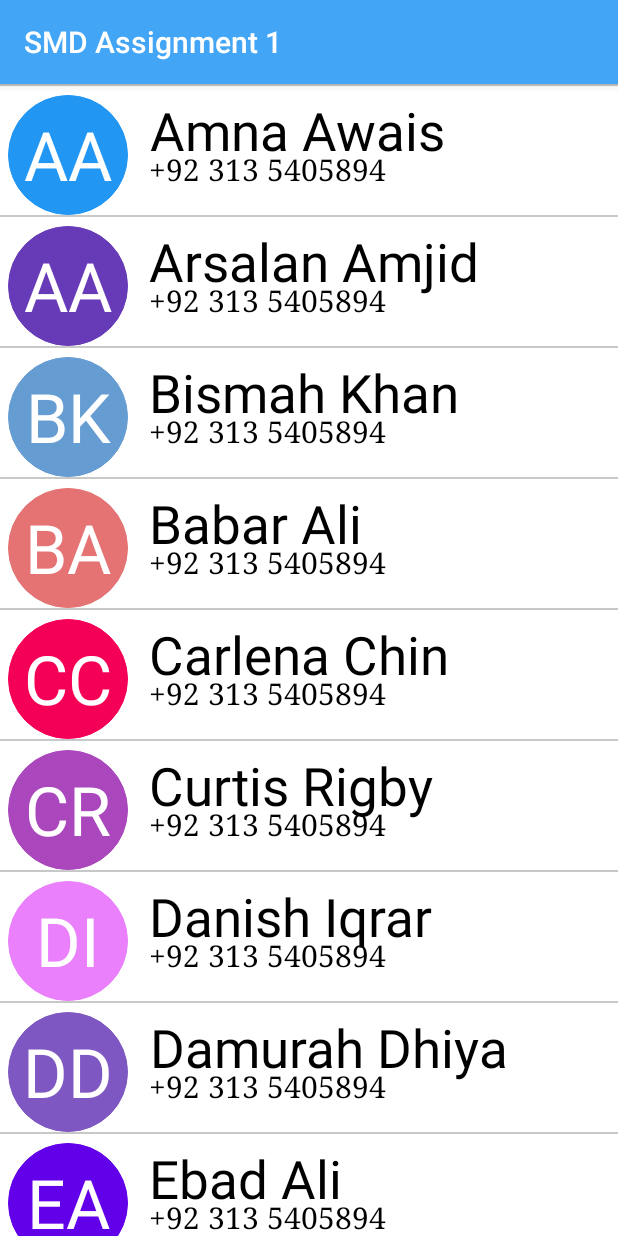
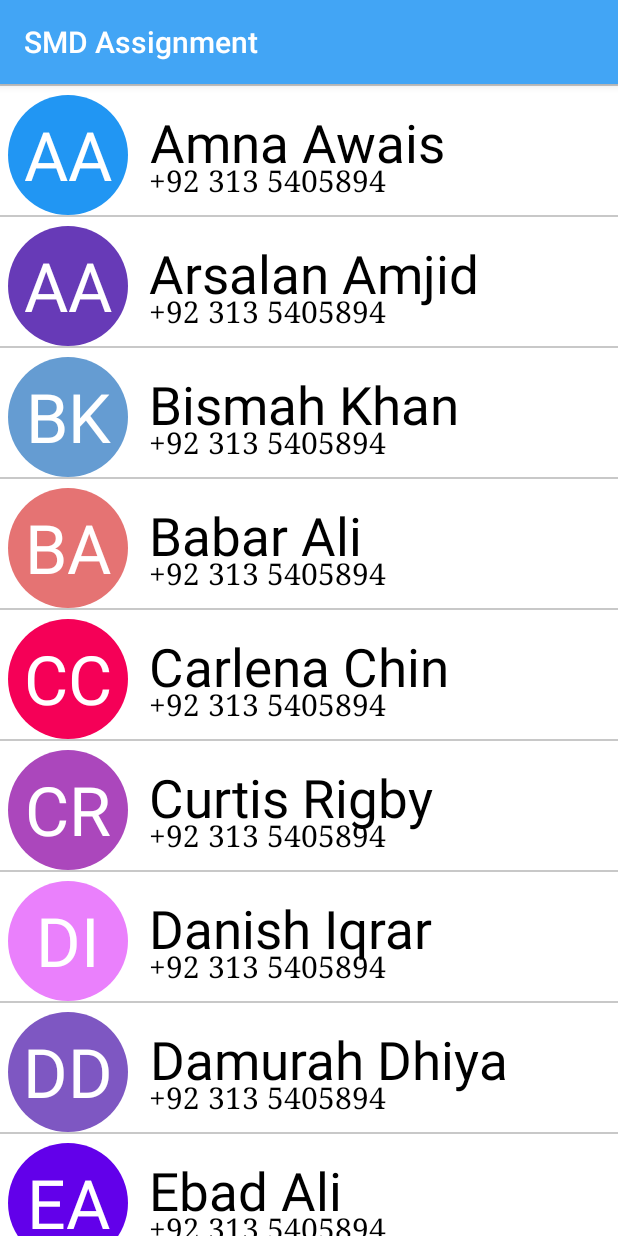
Before and after one commit to ebad-ali/SMDAssignment, an Android app: the screen it shows after launch (MainActivity), on a phone screen of 412 x 824 dp. Run offline under Robolectric (Android 15) with nearby library versions, the phone set to English and light mode, and no system bars.

Commit message:
Intial Change

```diff
--- a/app/src/main/java/innovate/ebad/com/smdassignment/ContactAdapter.java
+++ b/app/src/main/java/innovate/ebad/com/smdassignment/ContactAdapter.java
@@ -20,7 +20,7 @@ class ContactAdapter extends ArrayAdapter<UserData> {
     private String[] colors_value;
     private int color_index = 0;
 
-    public ContactAdapter(Activity context, ArrayList<UserData> list) {
+    ContactAdapter(Activity context, ArrayList<UserData> list) {
         super(context, R.layout.activity, list);
         this.userdatalist = list;
         this.context = context;
@@ -50,12 +50,10 @@ class ContactAdapter extends ArrayAdapter<UserData> {
         if (color_index >= colors_value.length) {
             color_index = color_index % colors_value.length;
             GradientDrawable bgShape = (GradientDrawable) intial.getBackground();
-            bgShape.setStroke(1, Color.parseColor(colors_value[color_index]));
             bgShape.setColor(Color.parseColor(colors_value[color_index]));
 
         } else {
             GradientDrawable bgShape = (GradientDrawable) intial.getBackground();
-            bgShape.setStroke(1, Color.parseColor(colors_value[color_index]));
             bgShape.setColor(Color.parseColor(colors_value[color_index]));
         }
 
@@ -63,7 +61,6 @@ class ContactAdapter extends ArrayAdapter<UserData> {
         phonenumber.setText(pn);
         intial.setText(ini);
 
-
         return rowView;
     }
 
--- a/app/src/main/java/innovate/ebad/com/smdassignment/MainActivity.java
+++ b/app/src/main/java/innovate/ebad/com/smdassignment/MainActivity.java
@@ -2,8 +2,11 @@ package innovate.ebad.com.smdassignment;
 
 import android.os.Bundle;
 import android.support.v7.app.AppCompatActivity;
+import android.view.View;
+import android.widget.AdapterView;
 import android.widget.ArrayAdapter;
 import android.widget.ListView;
+import android.widget.Toast;
 
 import java.util.ArrayList;
 
@@ -21,8 +24,7 @@ public class MainActivity extends AppCompatActivity {
 
         String name[] = getResources().getStringArray(R.array.names);
 
-        for(int i=0;i<name.length;i++)
-        {
+        for (int i = 0; i < name.length; i++) {
             String temp = name[i];
 
             String seperate[] = temp.split(" ");
@@ -30,12 +32,25 @@ public class MainActivity extends AppCompatActivity {
             seperate[1] = seperate[1].substring(0, 1);
 
 
-            userdata.add(new UserData(name[i],"+92 313 5405894",seperate[0]+seperate[1]));
+            userdata.add(new UserData(name[i], "+92 313 5405894", seperate[0] + seperate[1]));
         }
 
-        ArrayAdapter<UserData> adapter = new ContactAdapter(MainActivity.this,userdata);
+        ArrayAdapter<UserData> adapter = new ContactAdapter(MainActivity.this, userdata);
         listView.setAdapter(adapter);
         listView.setDivider(null);
         listView.setDividerHeight(0);
+
+        listView.setOnItemClickListener(new AdapterView.OnItemClickListener() {
+            @Override
+            public void onItemClick(AdapterView<?> parent, View view,
+                                    int position, long id) {
+
+                Toast.makeText(getApplicationContext(),
+                        userdata.get(position).getName(), Toast.LENGTH_LONG)
+                        .show();
+            }
+        });
     }
+
+
 }
--- a/app/src/main/res/layout/activity.xml
+++ b/app/src/main/res/layout/activity.xml
@@ -22,35 +22,36 @@
         android:id="@+id/user_name"
         android:layout_width="wrap_content"
         android:layout_height="wrap_content"
+        android:layout_alignTop="@+id/circle_name"
+        android:layout_marginLeft="14dp"
+        android:layout_marginStart="14dp"
+        android:layout_marginTop="8dp"
+        android:layout_toEndOf="@+id/circle_name"
+        android:layout_toRightOf="@+id/circle_name"
         android:fontFamily="sans-serif-thin"
         android:gravity="center"
         android:text="Ebad Ali"
         android:textColor="#000"
         android:textSize="35sp"
         android:textStyle="bold"
-        android:typeface="monospace"
-        android:layout_marginLeft="14dp"
-        android:layout_marginStart="14dp"
-        android:layout_alignTop="@+id/circle_name"
-        android:layout_toRightOf="@+id/circle_name"
-        android:layout_toEndOf="@+id/circle_name" />
+        android:typeface="monospace" />
 
     <TextView
         android:id="@+id/phone_number"
         android:layout_width="wrap_content"
         android:layout_height="wrap_content"
+        android:layout_alignBottom="@+id/circle_name"
+        android:layout_alignLeft="@+id/user_name"
+        android:layout_alignStart="@+id/user_name"
+        android:layout_marginBottom="10dp"
         android:gravity="center"
         android:text="+92 313 5405894"
         android:textColor="#000"
         android:textSize="20sp"
-        android:typeface="serif"
-        android:layout_alignBaseline="@+id/circle_name"
-        android:layout_alignBottom="@+id/circle_name"
-        android:layout_alignLeft="@+id/user_name"
-        android:layout_alignStart="@+id/user_name" />
+        android:typeface="serif" />
 
     <View
         android:layout_width="match_parent"
         android:layout_height="1dp"
-        android:background="#C8C8C8"/>
+        android:background="#C8C8C8" />
 </RelativeLayout>
--- a/app/src/main/res/values/strings.xml
+++ b/app/src/main/res/values/strings.xml
@@ -1,5 +1,5 @@
 <resources>
-    <string name="app_name">SMD Assignment 1</string>
+    <string name="app_name">SMD Assignment</string>
 
     <string-array name="names">
         <item>Amna Awais</item>
```
Also changed, not shown: app/src/main/AndroidManifest.xml (line endings or trailing spaces).
